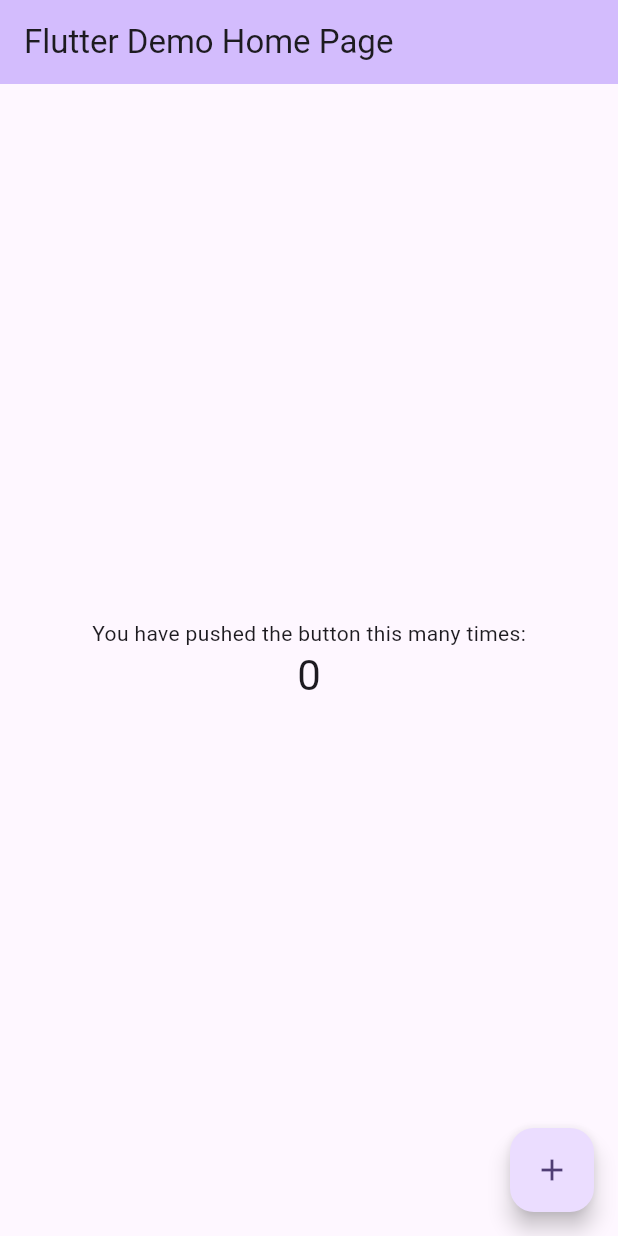
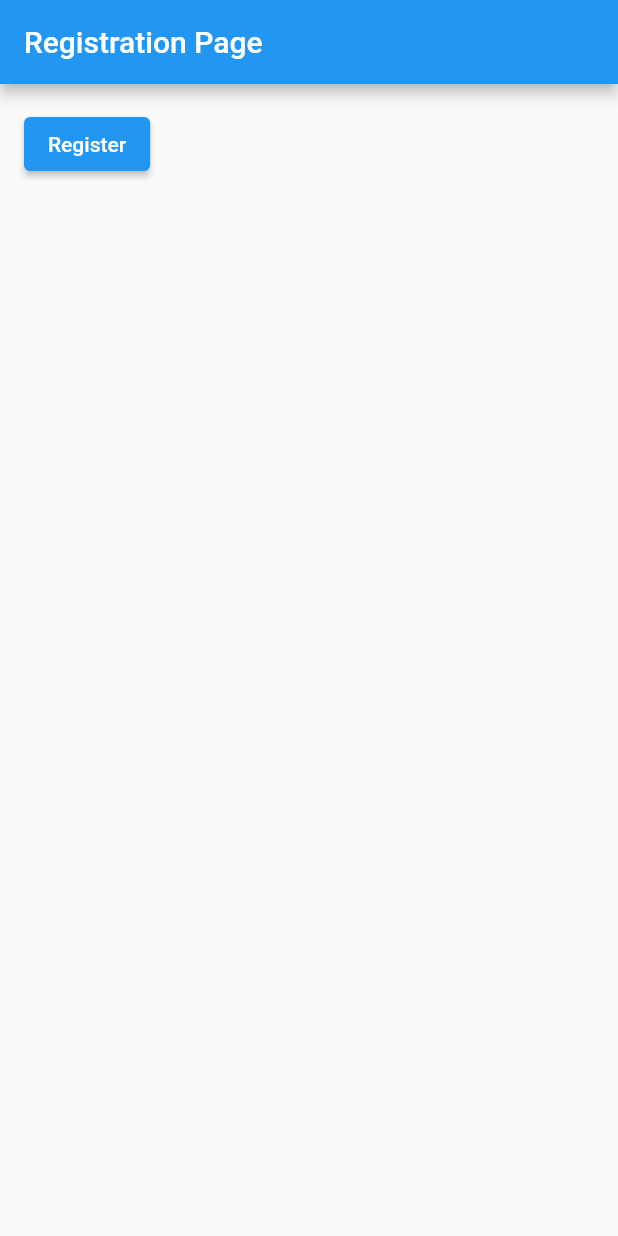
Before and after one commit to axyl110/automatik_technician_final_project, a Flutter app: the screen it shows after launch, on a phone screen of 412 x 824 dp. Run offline on Flutter 3.47's test engine with Material 2 defaults, Android fonts, the phone set to English and light mode, and no system bars; our stand-ins replace firebase_core, get; accounts and stored records are empty.

Commit message:
Add test registration

```diff
--- /dev/null
+++ b/lib/controller/registration_controller.dart
@@ -0,0 +1,17 @@
+import 'package:automatik_technician_final_project/models/user_model.dart';
+import 'package:get/get.dart';
+
+class RegistrationController extends GetxController {
+  UserModel user = UserModel(
+    firstName: '',
+    lastName: '',
+    email: '',
+    phoneNumber: '',
+    password: '',
+  );
+  void updateUserInfor(UserModel updateUser) {
+    user = updateUser;
+  }
+
+  void registerUser() {}
+}
--- a/lib/main.dart
+++ b/lib/main.dart
@@ -1,70 +1,13 @@
+import 'package:automatik_technician_final_project/views/registration_page.dart';
+import 'package:firebase_core/firebase_core.dart';
 import 'package:flutter/material.dart';
+import 'package:get/get.dart';
 
-void main() {
-  runApp(const MyApp());
+void main() async {
+  WidgetsFlutterBinding.ensureInitialized();
+  await Firebase.initializeApp();
+  runApp(GetMaterialApp(
+    home: RegistrationPage(),
+    debugShowCheckedModeBanner: false,
+  ));
 }
-
-class MyApp extends StatelessWidget {
-  const MyApp({super.key});
-
-  // This widget is the root of your application.
-  @override
-  Widget build(BuildContext context) {
-    return MaterialApp(
-      title: 'Flutter Demo',
-      theme: ThemeData(
-        colorScheme: ColorScheme.fromSeed(seedColor: Colors.deepPurple),
-        useMaterial3: true,
-      ),
-      home: const MyHomePage(title: 'Flutter Demo Home Page'),
-    );
-  }
-}
-
-class MyHomePage extends StatefulWidget {
-  const MyHomePage({super.key, required this.title});
-
-  final String title;
-
-  @override
-  State<MyHomePage> createState() => _MyHomePageState();
-}
-
-class _MyHomePageState extends State<MyHomePage> {
-  int _counter = 0;
-
-  void _incrementCounter() {
-    setState(() {
-      _counter++;
-    });
-  }
-
-  @override
-  Widget build(BuildContext context) {
-    return Scaffold(
-      appBar: AppBar(
-        backgroundColor: Theme.of(context).colorScheme.inversePrimary,
-        title: Text(widget.title),
-      ),
-      body: Center(
-        child: Column(
-          mainAxisAlignment: MainAxisAlignment.center,
-          children: <Widget>[
-            const Text(
-              'You have pushed the button this many times:',
-            ),
-            Text(
-              '$_counter',
-              style: Theme.of(context).textTheme.headlineMedium,
-            ),
-          ],
-        ),
-      ),
-      floatingActionButton: FloatingActionButton(
-        onPressed: _incrementCounter,
-        tooltip: 'Increment',
-        child: const Icon(Icons.add),
-      ), // This trailing comma makes auto-formatting nicer for build methods.
-    );
-  }
-}
--- /dev/null
+++ b/lib/models/user_model.dart
@@ -0,0 +1,15 @@
+class UserModel {
+  String firstName;
+  String lastName;
+  String email;
+  String phoneNumber;
+  String password;
+
+  UserModel({
+    required this.firstName,
+    required this.lastName,
+    required this.email,
+    required this.phoneNumber,
+    required this.password,
+  });
+}
--- /dev/null
+++ b/lib/views/registration_page.dart
@@ -0,0 +1,28 @@
+import 'package:automatik_technician_final_project/controller/registration_controller.dart';
+import 'package:flutter/material.dart';
+import 'package:get/get.dart';
+
+class RegistrationPage extends StatelessWidget {
+  final RegistrationController controller = Get.put(RegistrationController());
+
+  @override
+  Widget build(BuildContext context) {
+    return Scaffold(
+      appBar: AppBar(
+        title: const Text('Registration Page'),
+      ),
+      body: Padding(
+        padding: const EdgeInsets.all(16.0),
+        child: Column(
+          children: [
+            // Implement your form fields here using FormBuilder or TextField
+            ElevatedButton(
+              onPressed: controller.registerUser,
+              child: const Text('Register'),
+            ),
+          ],
+        ),
+      ),
+    );
+  }
+}
--- a/pubspec.yaml
+++ b/pubspec.yaml
@@ -35,6 +35,11 @@ dependencies:
   # The following adds the Cupertino Icons font to your application.
   # Use with the CupertinoIcons class for iOS style icons.
   cupertino_icons: ^1.0.2
+  get: ^4.6.5
+  firebase_core: ^2.15.1
+  firebase_auth: ^4.8.0
+  cloud_firestore: ^4.9.0
+  flutter_form_builder: ^9.1.0
 
 dev_dependencies:
   flutter_test:
```
Also changed, not shown: pubspec.lock, 7 other files.
